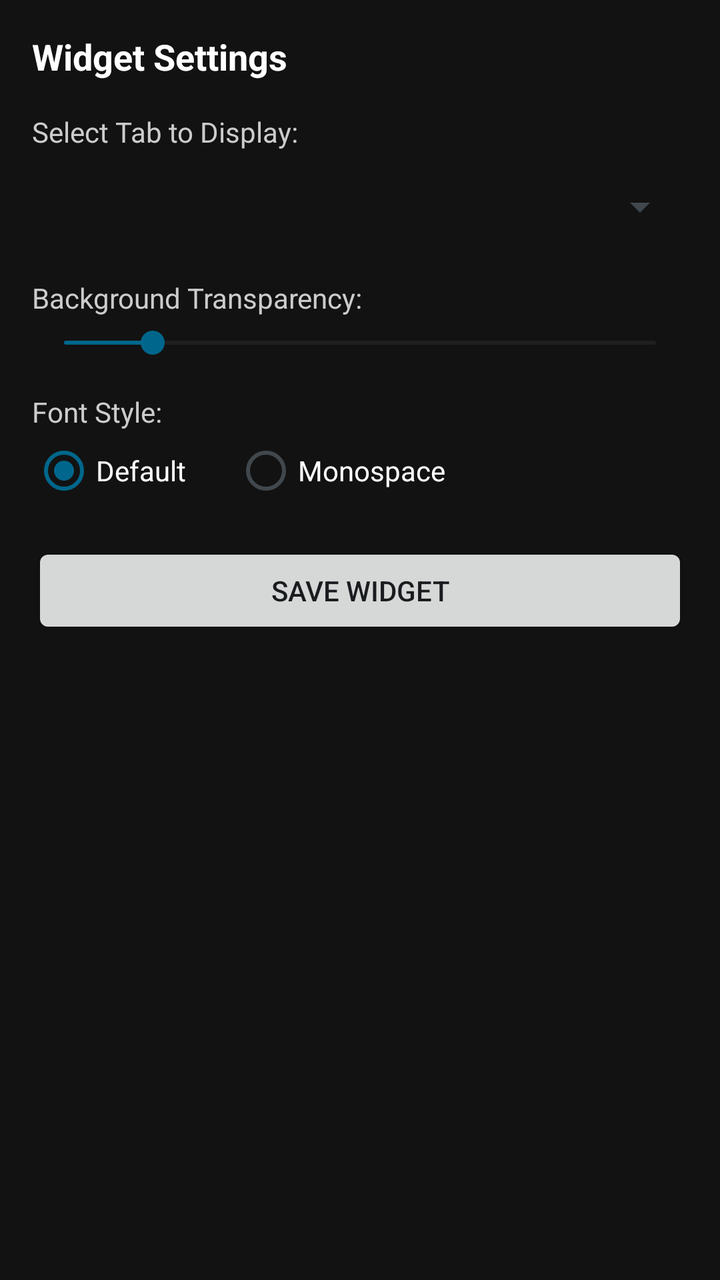
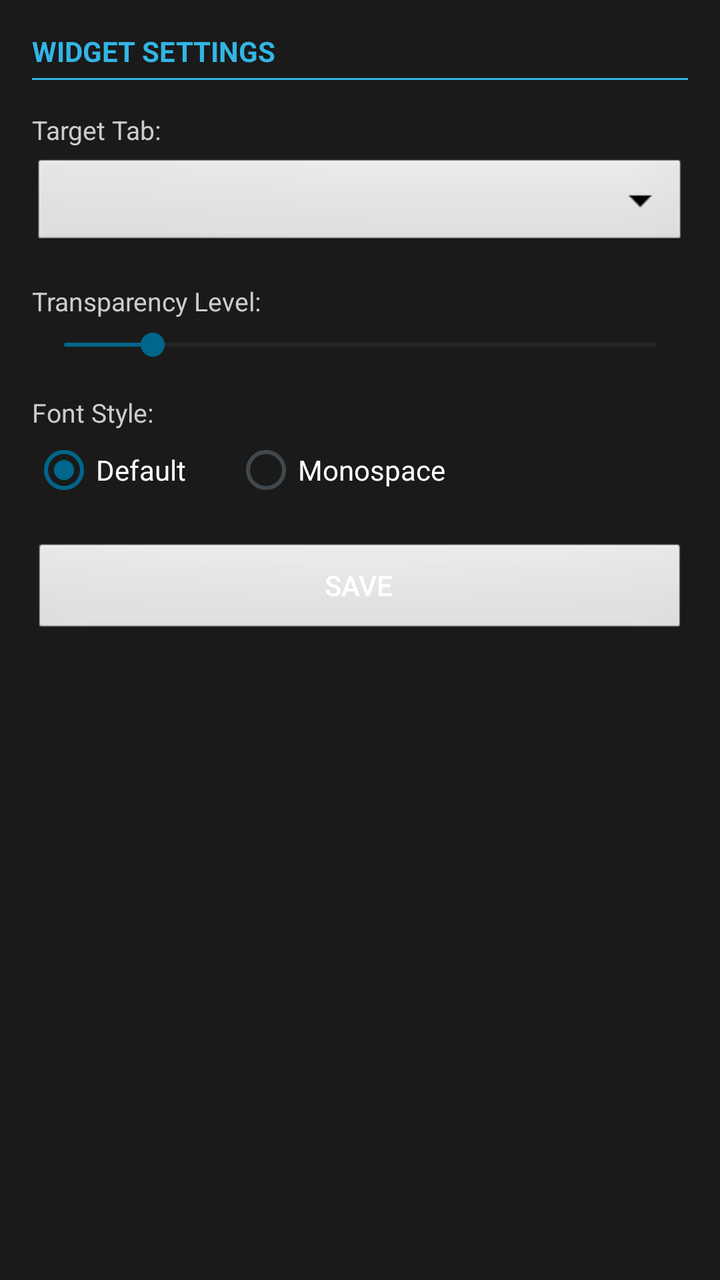

The first picture is an Android layout as it rendered before a commit; the second is the same layout after the commit. The layout source and the unified diff follow.
<!-- AndroidManifest.xml: activity theme android:Theme.DeviceDefault.Settings -->
<!-- res/layout/activity_widget_config.xml -->
<?xml version="1.0" encoding="utf-8"?>
<ScrollView xmlns:android="http://schemas.android.com/apk/res/android"
  android:layout_width="match_parent"
  android:layout_height="match_parent"
  android:padding="16dp"
  android:background="#121212">

  <LinearLayout
    android:layout_width="match_parent"
    android:layout_height="wrap_content"
    android:orientation="vertical">

    <TextView
      android:layout_width="match_parent"
      android:layout_height="wrap_content"
      android:text="Widget Settings"
      android:textColor="#FFFFFF"
      android:textSize="18sp"
      android:textStyle="bold"
      android:paddingBottom="16dp" />

    <TextView
      android:layout_width="match_parent"
      android:layout_height="wrap_content"
      android:text="Select Tab to Display:"
      android:textColor="#CCCCCC"
      android:paddingBottom="4dp" />

    <Spinner
      android:id="@+id/spinner_tabs"
      android:layout_width="match_parent"
      android:layout_height="48dp"
      android:paddingBottom="12dp" />

    <TextView
      android:layout_width="match_parent"
      android:layout_height="wrap_content"
      android:text="Background Transparency:"
      android:textColor="#CCCCCC"
      android:paddingTop="12dp"
      android:paddingBottom="4dp" />

    <SeekBar
      android:id="@+id/seekbar_transparency"
      android:layout_width="match_parent"
      android:layout_height="wrap_content"
      android:max="100"
      android:progress="15" />

    <TextView
      android:layout_width="match_parent"
      android:layout_height="wrap_content"
      android:text="Font Style:"
      android:textColor="#CCCCCC"
      android:paddingTop="16dp"
      android:paddingBottom="4dp" />

    <RadioGroup
      android:id="@+id/radiogroup_font"
      android:layout_width="match_parent"
      android:layout_height="wrap_content"
      android:orientation="horizontal"
      android:paddingBottom="20dp">

      <RadioButton
        android:id="@+id/radio_font_default"
        android:layout_width="wrap_content"
        android:layout_height="wrap_content"
        android:text="Default"
        android:textColor="#FFFFFF"
        android:checked="true" />

      <RadioButton
        android:id="@+id/radio_font_mono"
        android:layout_width="wrap_content"
        android:layout_height="wrap_content"
        android:text="Monospace"
        android:textColor="#FFFFFF"
        android:layout_marginStart="24dp" />
    </RadioGroup>

    <Button
      android:id="@+id/btn_save_widget_config"
      android:layout_width="match_parent"
      android:layout_height="wrap_content"
      android:text="Save Widget" />

  </LinearLayout>
</ScrollView>
<!-- resources referenced by this layout -->
<resources>

</resources>

<!-- the commit's change to res/layout/activity_widget_config.xml (unified diff, before → after) -->
@@ -1,9 +1,9 @@
 <?xml version="1.0" encoding="utf-8"?>
 <ScrollView xmlns:android="http://schemas.android.com/apk/res/android"
   android:layout_width="match_parent"
-  android:layout_height="match_parent"
-  android:padding="16dp"
-  android:background="#121212">
+  android:layout_height="wrap_content"
+  android:background="#1A1A1A"
+  android:padding="16dp">
 
   <LinearLayout
     android:layout_width="match_parent"
@@ -13,31 +13,39 @@
     <TextView
       android:layout_width="match_parent"
       android:layout_height="wrap_content"
-      android:text="Widget Settings"
-      android:textColor="#FFFFFF"
-      android:textSize="18sp"
+      android:text="WIDGET SETTINGS"
+      android:textColor="#33B5E5"
+      android:textSize="14sp"
       android:textStyle="bold"
-      android:paddingBottom="16dp" />
+      android:paddingBottom="4dp" />
+
+    <View
+      android:layout_width="match_parent"
+      android:layout_height="1dp"
+      android:background="#33B5E5"
+      android:layout_marginBottom="16dp" />
 
     <TextView
       android:layout_width="match_parent"
       android:layout_height="wrap_content"
-      android:text="Select Tab to Display:"
+      android:text="Target Tab:"
       android:textColor="#CCCCCC"
+      android:textSize="13sp"
       android:paddingBottom="4dp" />
 
     <Spinner
       android:id="@+id/spinner_tabs"
       android:layout_width="match_parent"
       android:layout_height="48dp"
-      android:paddingBottom="12dp" />
+      android:background="@android:drawable/btn_dropdown" />
 
     <TextView
       android:layout_width="match_parent"
       android:layout_height="wrap_content"
-      android:text="Background Transparency:"
+      android:text="Transparency Level:"
       android:textColor="#CCCCCC"
-      android:paddingTop="12dp"
+      android:textSize="13sp"
+      android:paddingTop="16dp"
       android:paddingBottom="4dp" />
 
     <SeekBar
@@ -52,6 +60,7 @@
       android:layout_height="wrap_content"
       android:text="Font Style:"
       android:textColor="#CCCCCC"
+      android:textSize="13sp"
       android:paddingTop="16dp"
       android:paddingBottom="4dp" />
 
@@ -83,7 +92,9 @@
       android:id="@+id/btn_save_widget_config"
       android:layout_width="match_parent"
       android:layout_height="wrap_content"
-      android:text="Save Widget" />
+      android:text="Save"
+      android:textColor="#FFFFFF"
+      android:background="@android:drawable/btn_default" />
 
   </LinearLayout>
 </ScrollView>
